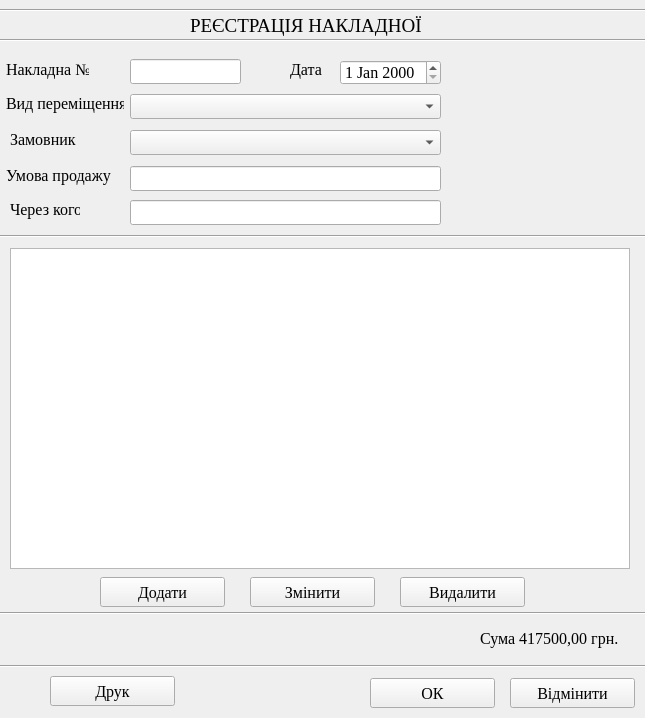
Above: create_ttn.ui from andrboyko/zbyt before the change. Below: the same form after it.
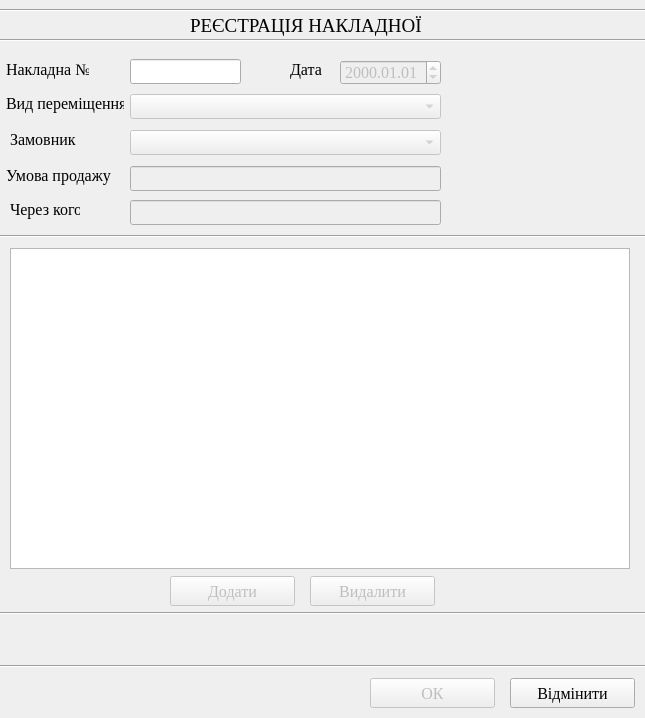
That is the form after the change. Icons and pictures are not drawn.

The edit to the form file:
```diff
--- a/create_ttn.ui
+++ b/create_ttn.ui
@@ -17,7 +17,7 @@
    </font>
   </property>
   <property name="windowTitle">
-   <string>Form</string>
+   <string>Прихід/Розхід</string>
   </property>
   <widget class="QLabel" name="label_7">
    <property name="geometry">
@@ -29,7 +29,7 @@
     </rect>
    </property>
    <property name="text">
-    <string>Сума 417500,00 грн.</string>
+    <string/>
    </property>
   </widget>
   <widget class="Line" name="line">
@@ -86,12 +86,18 @@
      <height>321</height>
     </rect>
    </property>
+   <property name="selectionBehavior">
+    <enum>QAbstractItemView::SelectRows</enum>
+   </property>
   </widget>
   <widget class="QPushButton" name="pushButton">
+   <property name="enabled">
+    <bool>false</bool>
+   </property>
    <property name="geometry">
     <rect>
-     <x>100</x>
-     <y>577</y>
+     <x>170</x>
+     <y>576</y>
      <width>125</width>
      <height>30</height>
     </rect>
@@ -99,25 +105,25 @@
    <property name="text">
     <string>Додати</string>
    </property>
-  </widget>
-  <widget class="QPushButton" name="pushButton_2">
-   <property name="geometry">
-    <rect>
-     <x>250</x>
-     <y>577</y>
-     <width>125</width>
-     <height>30</height>
-    </rect>
+   <property name="icon">
+    <iconset resource="ico.qrc">
+     <normaloff>:/ico/Button Add.ico</normaloff>:/ico/Button Add.ico</iconset>
    </property>
-   <property name="text">
-    <string>Змінити</string>
+   <property name="iconSize">
+    <size>
+     <width>22</width>
+     <height>22</height>
+    </size>
    </property>
   </widget>
   <widget class="QPushButton" name="pushButton_3">
+   <property name="enabled">
+    <bool>false</bool>
+   </property>
    <property name="geometry">
     <rect>
-     <x>400</x>
-     <y>577</y>
+     <x>310</x>
+     <y>576</y>
      <width>125</width>
      <height>30</height>
     </rect>
@@ -125,6 +131,16 @@
    <property name="text">
     <string>Видалити</string>
    </property>
+   <property name="icon">
+    <iconset resource="ico.qrc">
+     <normaloff>:/ico/Button Delete.ico</normaloff>:/ico/Button Delete.ico</iconset>
+   </property>
+   <property name="iconSize">
+    <size>
+     <width>22</width>
+     <height>22</height>
+    </size>
+   </property>
   </widget>
   <widget class="Line" name="line_3">
    <property name="geometry">
@@ -153,6 +169,9 @@
    </property>
   </widget>
   <widget class="QPushButton" name="pushButton_4">
+   <property name="enabled">
+    <bool>false</bool>
+   </property>
    <property name="geometry">
     <rect>
      <x>370</x>
@@ -178,19 +197,6 @@
     <string>Відмінити</string>
    </property>
   </widget>
-  <widget class="QPushButton" name="pushButton_6">
-   <property name="geometry">
-    <rect>
-     <x>50</x>
-     <y>676</y>
-     <width>125</width>
-     <height>30</height>
-    </rect>
-   </property>
-   <property name="text">
-    <string>Друк</string>
-   </property>
-  </widget>
   <widget class="Line" name="line_5">
    <property name="geometry">
     <rect>
@@ -218,6 +224,9 @@
    </property>
   </widget>
   <widget class="QLineEdit" name="lineEdit_3">
+   <property name="enabled">
+    <bool>false</bool>
+   </property>
    <property name="geometry">
     <rect>
      <x>130</x>
@@ -254,6 +263,9 @@
    </property>
   </widget>
   <widget class="QComboBox" name="comboBox">
+   <property name="enabled">
+    <bool>false</bool>
+   </property>
    <property name="geometry">
     <rect>
      <x>130</x>
@@ -290,6 +302,9 @@
    </property>
   </widget>
   <widget class="QDateEdit" name="dateEdit">
+   <property name="enabled">
+    <bool>false</bool>
+   </property>
    <property name="geometry">
     <rect>
      <x>340</x>
@@ -298,8 +313,23 @@
      <height>25</height>
     </rect>
    </property>
+   <property name="wrapping">
+    <bool>false</bool>
+   </property>
+   <property name="buttonSymbols">
+    <enum>QAbstractSpinBox::UpDownArrows</enum>
+   </property>
+   <property name="specialValueText">
+    <string/>
+   </property>
+   <property name="displayFormat">
+    <string>yyyy.MM.dd</string>
+   </property>
   </widget>
   <widget class="QComboBox" name="comboBox_2">
+   <property name="enabled">
+    <bool>false</bool>
+   </property>
    <property name="geometry">
     <rect>
      <x>130</x>
@@ -328,7 +358,7 @@
     <enum>Qt::LogicalMoveStyle</enum>
    </property>
    <property name="clearButtonEnabled">
-    <bool>true</bool>
+    <bool>false</bool>
    </property>
   </widget>
   <widget class="QLabel" name="label_3">
@@ -345,6 +375,9 @@
    </property>
   </widget>
   <widget class="QLineEdit" name="lineEdit_2">
+   <property name="enabled">
+    <bool>false</bool>
+   </property>
    <property name="geometry">
     <rect>
      <x>130</x>
@@ -354,6 +387,32 @@
     </rect>
    </property>
   </widget>
+  <widget class="QPushButton" name="pushButton_2">
+   <property name="geometry">
+    <rect>
+     <x>247</x>
+     <y>59</y>
+     <width>25</width>
+     <height>25</height>
+    </rect>
+   </property>
+   <property name="text">
+    <string/>
+   </property>
+   <property name="icon">
+    <iconset resource="ico.qrc">
+     <normaloff>:/ico/16.ico</normaloff>:/ico/16.ico</iconset>
+   </property>
+   <property name="iconSize">
+    <size>
+     <width>20</width>
+     <height>20</height>
+    </size>
+   </property>
+   <property name="flat">
+    <bool>true</bool>
+   </property>
+  </widget>
  </widget>
  <resources/>
  <connections/>
```
Left out of the diff: 4 changed lines with no effect on the pictures.
